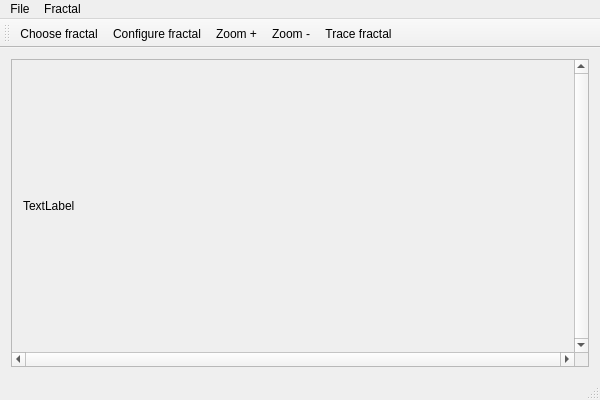
Iscandel/QtFractal, file Fractals/Fractals.ui: the form before one commit.
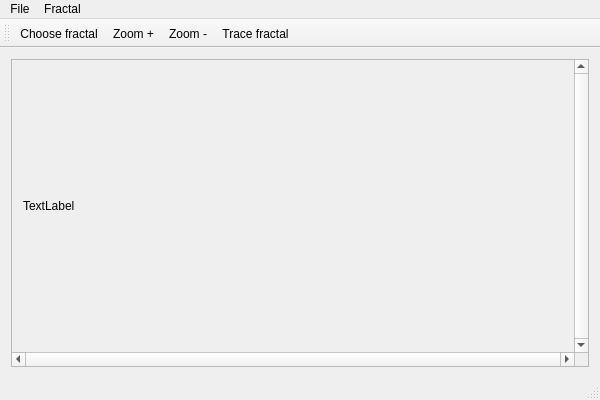
The form after the commit. Custom widgets are drawn as their Qt base class.

Commit message: -Improved multithreading -Added dialogs for configuration (Mandelbrot / Julia) -Added Buddhabrot fractal

```diff
--- a/Fractals/Fractals.ui
+++ b/Fractals/Fractals.ui
@@ -88,7 +88,6 @@
     <bool>false</bool>
    </attribute>
    <addaction name="actionChoose_fractal"/>
-   <addaction name="actionConfigure_fractal"/>
    <addaction name="actionZoomPlus"/>
    <addaction name="actionZoomMinus"/>
    <addaction name="actionTrace_fractal"/>
@@ -109,11 +108,6 @@
     <string>Choose fractal</string>
    </property>
   </action>
-  <action name="actionConfigure_fractal">
-   <property name="text">
-    <string>Configure fractal</string>
-   </property>
-  </action>
   <action name="actionZoomPlus">
    <property name="text">
     <string>Zoom +</string>
```
The commit also changes 53 other files.
